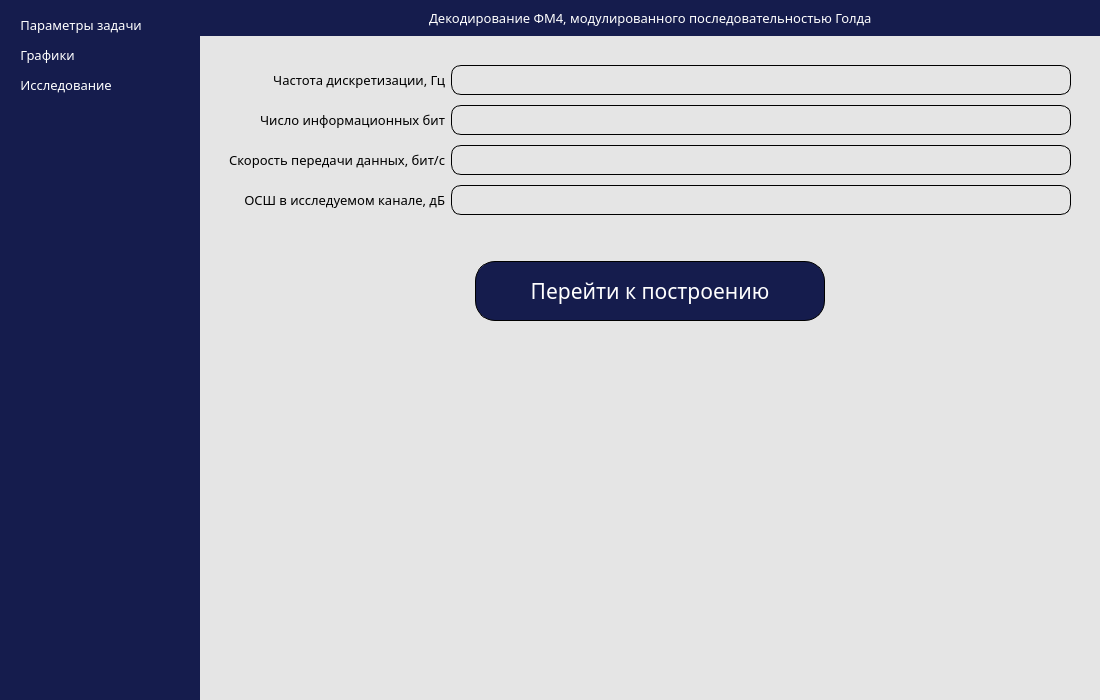
Old version of the form ui/main.ui in the repository nmikolaychuk/gold-code-modulation.
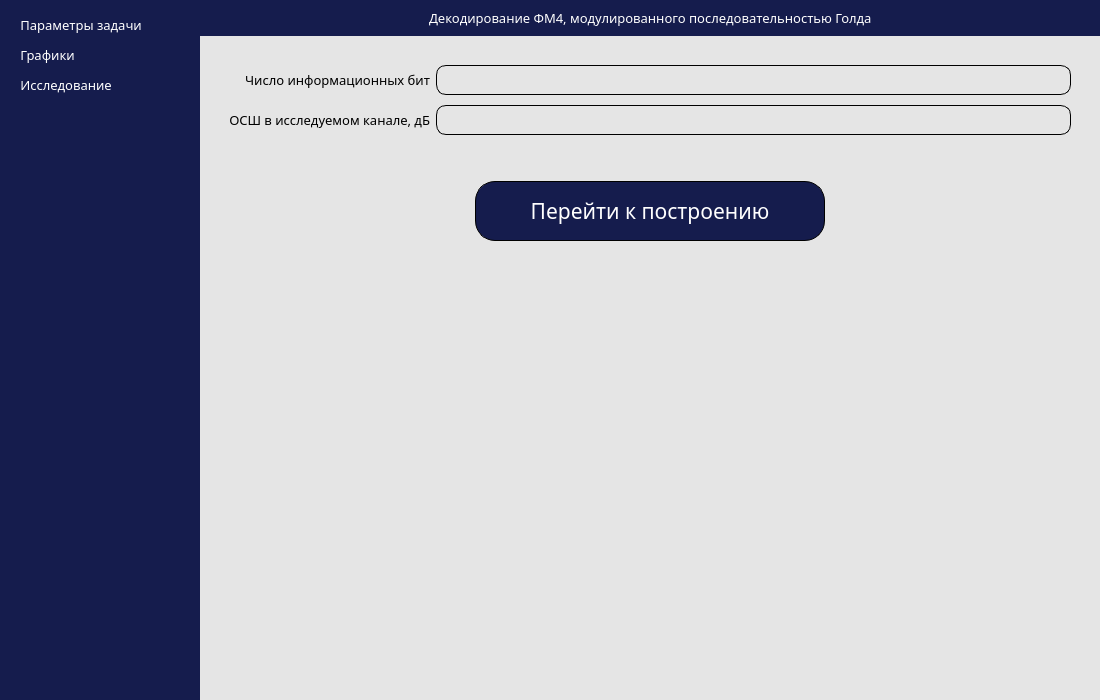
New version of the form. The open tabs and pages were chosen to show the change. Icons and pictures are not drawn.

```diff
--- a/ui/main.ui
+++ b/ui/main.ui
@@ -574,7 +574,7 @@
                 <property name="frameShadow">
                  <enum>QFrame::Raised</enum>
                 </property>
-                <layout class="QVBoxLayout" name="verticalLayout_8" stretch="0,0,0,0">
+                <layout class="QVBoxLayout" name="verticalLayout_8" stretch="0,0">
                  <property name="spacing">
                   <number>10</number>
                  </property>
@@ -593,30 +593,6 @@
                  <property name="bottomMargin">
                   <number>0</number>
                  </property>
-                 <item>
-                  <widget class="QLabel" name="label_2">
-                   <property name="minimumSize">
-                    <size>
-                     <width>0</width>
-                     <height>30</height>
-                    </size>
-                   </property>
-                   <property name="font">
-                    <font>
-                     <family>Century Gothic</family>
-                     <pointsize>10</pointsize>
-                     <weight>50</weight>
-                     <bold>false</bold>
-                    </font>
-                   </property>
-                   <property name="text">
-                    <string>Частота дискретизации, Гц</string>
-                   </property>
-                   <property name="alignment">
-                    <set>Qt::AlignRight|Qt::AlignTrailing|Qt::AlignVCenter</set>
-                   </property>
-                  </widget>
-                 </item>
                  <item>
                   <widget class="QLabel" name="label_5">
                    <property name="minimumSize">
@@ -641,30 +617,6 @@
                    </property>
                   </widget>
                  </item>
-                 <item>
-                  <widget class="QLabel" name="label_6">
-                   <property name="minimumSize">
-                    <size>
-                     <width>0</width>
-                     <height>30</height>
-                    </size>
-                   </property>
-                   <property name="font">
-                    <font>
-                     <family>Century Gothic</family>
-                     <pointsize>10</pointsize>
-                     <weight>50</weight>
-                     <bold>false</bold>
-                    </font>
-                   </property>
-                   <property name="text">
-                    <string>Скорость передачи данных, бит/с</string>
-                   </property>
-                   <property name="alignment">
-                    <set>Qt::AlignRight|Qt::AlignTrailing|Qt::AlignVCenter</set>
-                   </property>
-                  </widget>
-                 </item>
                  <item>
                   <widget class="QLabel" name="label_9">
                    <property name="minimumSize">
@@ -722,31 +674,6 @@
                  <property name="bottomMargin">
                   <number>0</number>
                  </property>
-                 <item>
-                  <widget class="QLineEdit" name="sampling_rate_edit">
-                   <property name="minimumSize">
-                    <size>
-                     <width>0</width>
-                     <height>30</height>
-                    </size>
-                   </property>
-                   <property name="font">
-                    <font>
-                     <family>Century Gothic</family>
-                     <pointsize>10</pointsize>
-                     <weight>50</weight>
-                     <bold>false</bold>
-                    </font>
-                   </property>
-                   <property name="styleSheet">
-                    <string notr="true">border: 1px solid black;
-border-radius: 10px;</string>
-                   </property>
-                   <property name="alignment">
-                    <set>Qt::AlignCenter</set>
-                   </property>
-                  </widget>
-                 </item>
                  <item>
                   <widget class="QLineEdit" name="bits_count_edit">
                    <property name="minimumSize">
@@ -772,37 +699,6 @@
                    </property>
                   </widget>
                  </item>
-                 <item>
-                  <widget class="QLineEdit" name="bits_per_second_edit">
-                   <property name="minimumSize">
-                    <size>
-                     <width>0</width>
-                     <height>30</height>
-                    </size>
-                   </property>
-                   <property name="font">
-                    <font>
-                     <family>Century Gothic</family>
-                     <pointsize>10</pointsize>
-                     <weight>50</weight>
-                     <bold>false</bold>
-                    </font>
-                   </property>
-                   <property name="styleSheet">
-                    <string notr="true">border: 1px solid black;
-border-radius: 10px;</string>
-                   </property>
-                   <property name="frame">
-                    <bool>true</bool>
-                   </property>
-                   <property name="alignment">
-                    <set>Qt::AlignCenter</set>
-                   </property>
-                   <property name="placeholderText">
-                    <string/>
-                   </property>
-                  </widget>
-                 </item>
                  <item>
                   <widget class="QLineEdit" name="snr_edit">
                    <property name="minimumSize">
```
